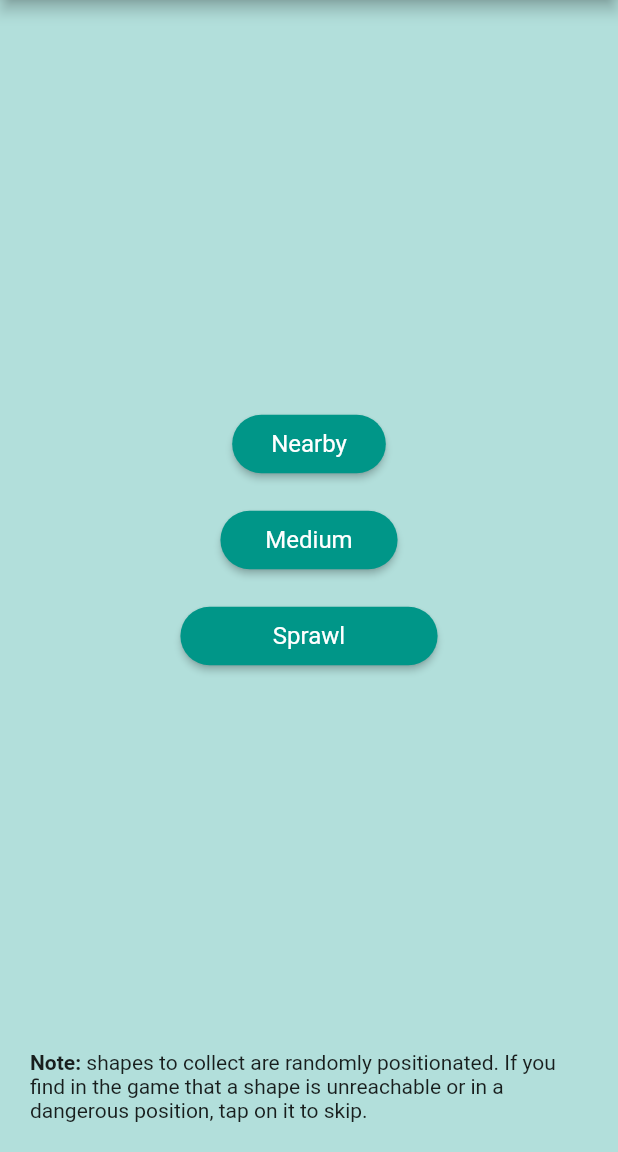
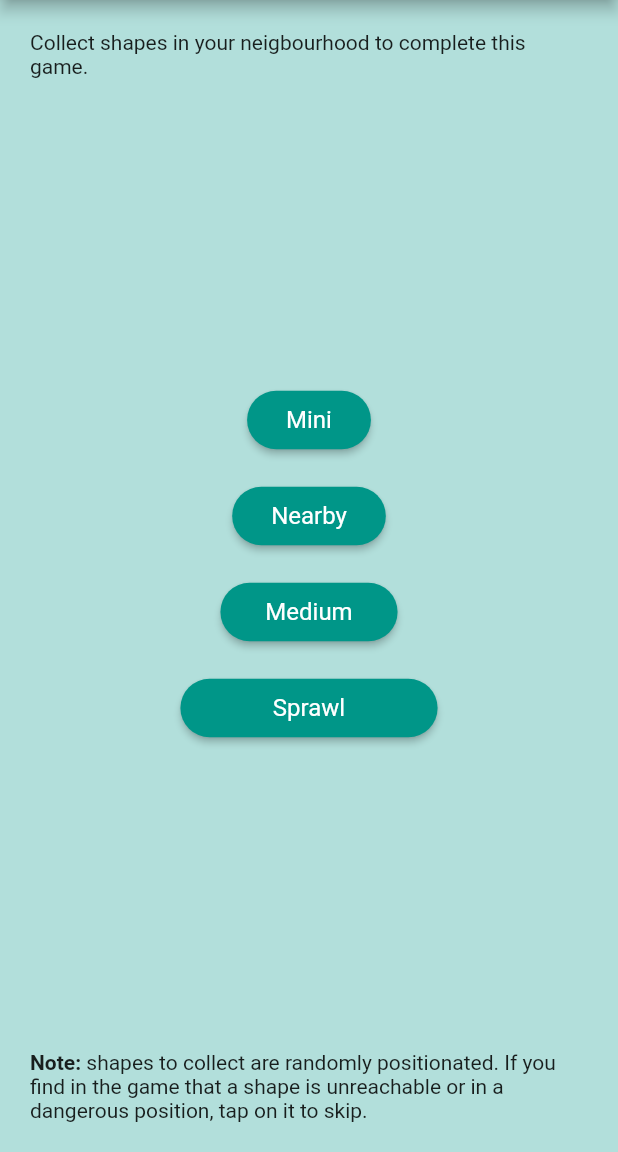
Before and after one commit to Leffe108/shapes-outdoor2, a Flutter app: the screen it shows after launch, on a phone screen of 412 x 824 dp, the part 84-1236 px from its top. Run offline on Flutter 3.47's test engine with Material 2 defaults, Android fonts, the phone set to English and light mode, and no system bars; our stand-ins replace flutter_map, latlong2, location, routemaster.

Commit message:
Change: tweak levels

```diff
--- a/lib/screens/new_game/new_game_screen.dart
+++ b/lib/screens/new_game/new_game_screen.dart
@@ -16,19 +16,24 @@ class NewGameScreen extends StatelessWidget {
             child: Column(
               mainAxisSize: MainAxisSize.max,
               children: [
+                Text('Collect shapes in your neigbourhood to complete this game.'),
                 Expanded(
                   child: Column(
                     mainAxisAlignment: MainAxisAlignment.center,
                     children: const [
-                      NewGameButton(Text('Nearby'), 5, 250, 250),
+                      NewGameButton(Text('Mini'), 2, 150, 150),
                       SizedBox(
                         height: 20,
                       ),
-                      NewGameButton(Text(' Medium '), 15, 250, 750),
+                      NewGameButton(Text('Nearby'), 5, 200, 200),
                       SizedBox(
                         height: 20,
                       ),
-                      NewGameButton(Text('         Sprawl         '), 20, 250, 2500),
+                      NewGameButton(Text(' Medium '), 9, 250, 750),
+                      SizedBox(
+                        height: 20,
+                      ),
+                      NewGameButton(Text('         Sprawl         '), 9, 250, 2500),
                     ],
                   ),
                 ),
```
